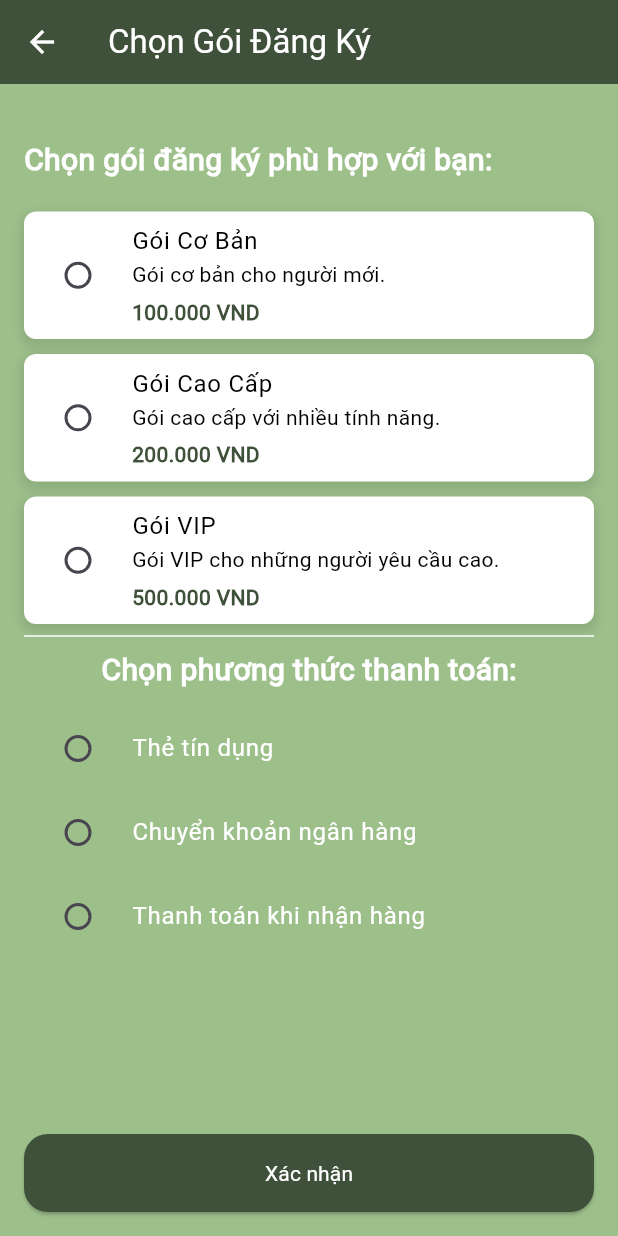
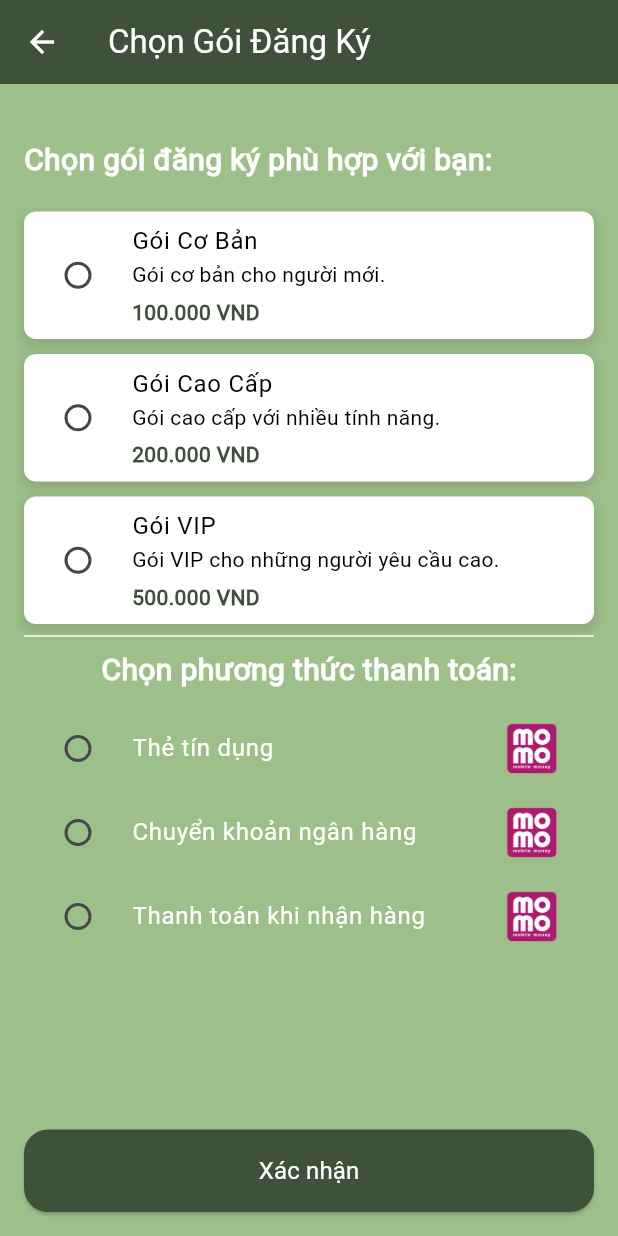
Before and after one commit to MeoKool/MealMentor, a Flutter app: the PickPackageScreen screen opened directly, on a phone screen of 412 x 824 dp. Run offline on Flutter 3.47's test engine with Material 3 defaults, Android fonts, the phone set to English and light mode, and no system bars; our stand-ins replace device_preview.

Commit message:
done for checkout

```diff
--- a/lib/screens/Setting/pickpackage_screen.dart
+++ b/lib/screens/Setting/pickpackage_screen.dart
@@ -9,10 +9,9 @@ class PickPackageScreen extends StatefulWidget {
 }
 
 class _PickPackageScreenState extends State<PickPackageScreen> {
-  String? selectedPackage; // To store the selected package
-  String? selectedPaymentMethod; // To store the selected payment method
+  String? selectedPackage;
+  String? selectedPaymentMethod;
 
-  // List of packages
   final List<Package> packages = [
     Package(
         title: 'Gói Cơ Bản',
@@ -28,7 +27,6 @@ class _PickPackageScreenState extends State<PickPackageScreen> {
         price: '500.000 VND'),
   ];
 
-  // List of payment methods
   final List<String> paymentMethods = [
     'Thẻ tín dụng',
     'Chuyển khoản ngân hàng',
@@ -42,10 +40,10 @@ class _PickPackageScreenState extends State<PickPackageScreen> {
         backgroundColor: const Color(0xFF40513B),
         iconTheme: const IconThemeData(color: Colors.white),
         title: const Text('Chọn Gói Đăng Ký',
-            style: TextStyle(color: Colors.white)), // Title for the screen
+            style: TextStyle(color: Colors.white)),
       ),
       body: Container(
-        color: const Color(0xFF9DC08B), // Set the background color to green
+        color: const Color(0xFF9DC08B),
         padding: const EdgeInsets.all(16.0),
         child: Column(
           crossAxisAlignment: CrossAxisAlignment.start,
@@ -56,91 +54,114 @@ class _PickPackageScreenState extends State<PickPackageScreen> {
               style: TextStyle(
                   fontSize: 20,
                   fontWeight: FontWeight.bold,
-                  color: Colors.white), // Text color for visibility
+                  color: Colors.white),
             ),
             const SizedBox(height: 20),
-            // Scrollable content
             Expanded(
               child: SingleChildScrollView(
                 child: Column(
                   children: [
-                    // Package selection section
                     ListView.separated(
-                      // Use ListView.separated for automatic dividers
                       itemCount: packages.length,
-                      separatorBuilder: (context, index) => const SizedBox(height: 10), // Space between items
-                      shrinkWrap: true, // Make it wrap the content height
-                      physics: NeverScrollableScrollPhysics(), // Disable scrolling
+                      separatorBuilder: (context, index) =>
+                          const SizedBox(height: 10),
+                      shrinkWrap: true,
+                      physics:
+                          NeverScrollableScrollPhysics(),
                       itemBuilder: (context, index) {
                         final package = packages[index];
                         return Container(
                           decoration: BoxDecoration(
-                            color: const Color.fromARGB(255, 255, 255, 255), // Set the background color
-                            borderRadius: BorderRadius.circular(8.0), // Rounded corners
+                            color: const Color.fromARGB(
+                                255, 255, 255, 255),
+                            borderRadius:
+                                BorderRadius.circular(8.0),
                             boxShadow: [
                               BoxShadow(
-                                color: Colors.black.withOpacity(0.1), // Shadow for depth
+                                color: Colors.black
+                                    .withOpacity(0.1),
                                 spreadRadius: 2,
                                 blurRadius: 5,
-                                offset: const Offset(0, 3), // Changes position of shadow
+                                offset: const Offset(
+                                    0, 3),
                               ),
                             ],
                           ),
                           child: RadioListTile<String>(
                             title: Text(package.title,
                                 style: const TextStyle(
-                                    color: Colors.black)), // Change text color
+                                    color: Colors.black)),
                             subtitle: Column(
                               crossAxisAlignment: CrossAxisAlignment.start,
                               children: [
                                 Text(package.description,
                                     style: const TextStyle(
-                                        color: Colors.black)), // Change text color
+                                        color:
+                                            Colors.black)),
                                 const SizedBox(height: 5),
                                 Text(
                                   package.price,
                                   style: const TextStyle(
                                       color: Color(0xFF40513B),
-                                      fontWeight: FontWeight.bold), // Change price color for visibility
+                                      fontWeight: FontWeight
+                                          .bold),
                                 ),
                               ],
                             ),
                             value: package.title,
+
                             groupValue: selectedPackage,
-                            activeColor:
-                                const Color(0xFF40513B), // Change the active color
+                            activeColor: const Color(
+                                0xFF40513B),
                             onChanged: (value) {
                               setState(() {
-                                selectedPackage = value; // Update the selected package
+                                selectedPackage =
+                                    value;
                               });
                             },
                           ),
                         );
                       },
                     ),
-                    const Divider(color: Colors.white), // White divider for visibility
+                    const Divider(
+                        color: Colors.white),
                     const Text(
                       'Chọn phương thức thanh toán:',
                       style: TextStyle(
                           fontSize: 20,
                           fontWeight: FontWeight.bold,
-                          color: Colors.white), // Text color for visibility
+                          color: Colors.white),
                     ),
                     const SizedBox(height: 10),
                     // Payment method selection with radio buttons
                     Column(
                       children: paymentMethods.map((method) {
                         return RadioListTile<String>(
-                          title: Text(method,
-                              style: const TextStyle(
-                                  color: Colors.white)), // Change text color
+                          title: Row(
+                            mainAxisAlignment: MainAxisAlignment
+                                .spaceBetween,
+                            children: [
+                              Text(
+                                method,
+                                style: const TextStyle(
+                                    color: Colors.white),
+                              ),
+                              Image.asset(
+                                'assets/images/MoMo_Logo.png',
+                                width: 35,
+                                height: 35,
+                                fit: BoxFit.contain,
+                              ),
+                            ],
+                          ),
                           value: method,
                           groupValue: selectedPaymentMethod,
-                          activeColor: const Color(0xFF40513B), // Change the active color
+                          activeColor: const Color(
+                              0xFF40513B),
                           onChanged: (value) {
                             setState(() {
                               selectedPaymentMethod =
-                                  value; // Update the selected payment method
+                                  value;
                             });
                           },
                         );
@@ -156,12 +177,11 @@ class _PickPackageScreenState extends State<PickPackageScreen> {
               child: Center(
                 // Center the button
                 child: SizedBox(
-                  width: double.infinity, // Make the button full width
+                  width: double.infinity,
                   child: ElevatedButton(
                     onPressed: () {
                       if (selectedPackage != null &&
                           selectedPaymentMethod != null) {
-                        // Navigate to the existing SubscriptionScreen
                         Navigator.push(
                           context,
                           MaterialPageRoute(
@@ -169,7 +189,6 @@ class _PickPackageScreenState extends State<PickPackageScreen> {
                           ),
                         );
                       } else {
-                        // Show an error message if selections are not made
                         ScaffoldMessenger.of(context).showSnackBar(
                           const SnackBar(
                             content: Text(
@@ -180,7 +199,7 @@ class _PickPackageScreenState extends State<PickPackageScreen> {
                     },
                     style: ElevatedButton.styleFrom(
                       backgroundColor:
-                          const Color(0xFF40513B), // Màu nút Trở về
+                          const Color(0xFF40513B),
                       shape: RoundedRectangleBorder(
                         borderRadius: BorderRadius.circular(16),
                       ),
@@ -189,7 +208,8 @@ class _PickPackageScreenState extends State<PickPackageScreen> {
                         horizontal: 100,
                       ),
                     ),
-                    child: const Text('Xác nhận', style: TextStyle(color: Colors.white)),
+                    child: const Text('Xác nhận',
+                        style: TextStyle(color: Colors.white,fontSize: 16)),
                   ),
                 ),
               ),
```
Also changed, not shown: assets/images/MoMo_Logo.png (added).
